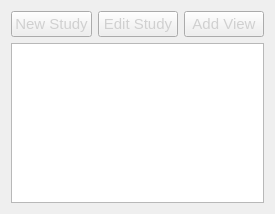
First picture: the form in View/Widget/StudyControlWidget.ui, repository altay-brusan/etrek, before the edit.
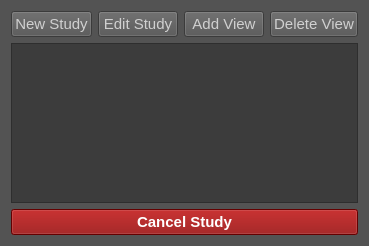
Second picture: the form after the edit.

Commit message:
Add Delete/Cancel buttons and signals to StudyControlWidget
Added "Delete View" and "Cancel Study" buttons to the StudyControlWidget UI, along with new signals (deleteViewRequested, cancelStudyRequested) and slots for handling button clicks. Introduced getSelectedViewIndex() to retrieve the selected table row. Updated UI styles for improved appearance.

Patch:
```diff
--- a/View/Widget/StudyControlWidget.ui
+++ b/View/Widget/StudyControlWidget.ui
@@ -19,7 +19,8 @@
    <string>Form</string>
   </property>
   <property name="styleSheet">
-   <string notr="true">color: rgb(83, 83, 83);</string>
+   <string notr="true">background-color: rgb(83, 83, 83);
+color: rgb(208, 208, 208);</string>
   </property>
   <layout class="QVBoxLayout" name="verticalLayout">
    <item>
@@ -54,6 +55,16 @@
        </property>
       </widget>
      </item>
+     <item>
+      <widget class="QPushButton" name="deleteViewBtn">
+       <property name="styleSheet">
+        <string notr="true">color: rgb(208, 208, 208);</string>
+       </property>
+       <property name="text">
+        <string>Delete View</string>
+       </property>
+      </widget>
+     </item>
     </layout>
    </item>
    <item>
@@ -76,6 +87,39 @@
        <width>0</width>
        <height>160</height>
       </size>
+     </property>
+     <property name="styleSheet">
+      <string notr="true">QTableView {
+    background-color: rgb(60, 60, 60);
+    color: rgb(208, 208, 208);
+    gridline-color: rgb(80, 80, 80);
+    selection-background-color: rgb(54, 69, 79);
+    selection-color: rgb(255, 255, 255);
+}
+
+QTableView::item {
+    padding: 5px;
+}
+
+QHeaderView::section {
+    background-color: rgb(70, 70, 70);
+    color: rgb(208, 208, 208);
+    padding: 5px;
+    border: 1px solid rgb(80, 80, 80);
+    font-weight: bold;
+}</string>
+     </property>
+    </widget>
+   </item>
+   <item>
+    <widget class="QPushButton" name="cancelStudyBtn">
+     <property name="styleSheet">
+      <string notr="true">background-color: rgb(139, 0, 0);
+color: rgb(255, 255, 255);
+font-weight: bold;</string>
+     </property>
+     <property name="text">
+      <string>Cancel Study</string>
      </property>
     </widget>
    </item>
```
The commit also changes 2 other files.
